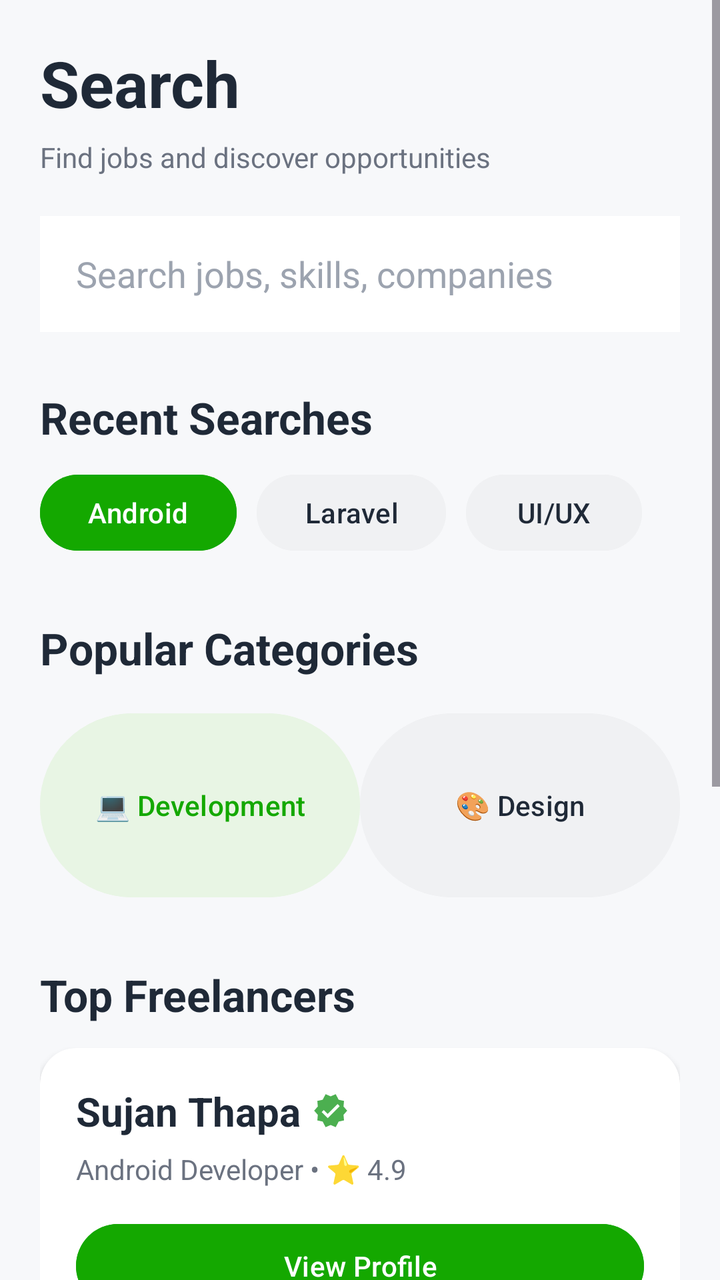
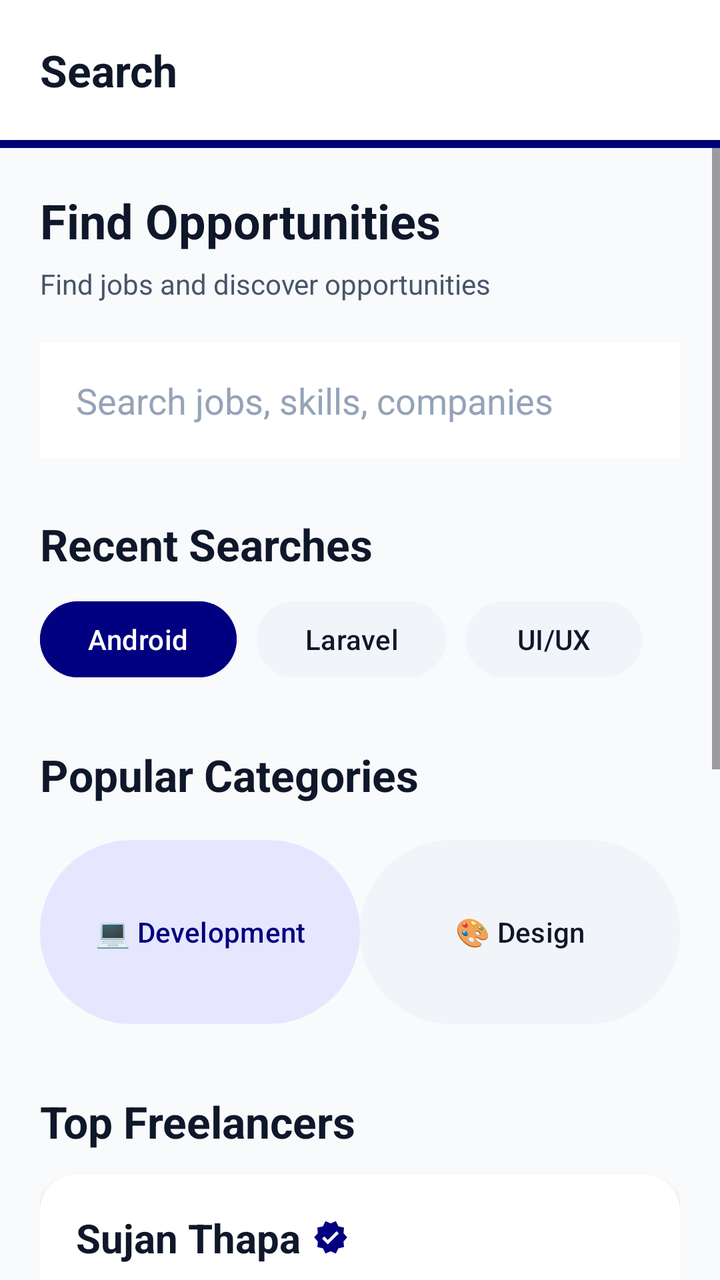

Screens rendered from an Android XML layout before and after an edit, with the pre-edit source and the edit as a unified diff.
<!-- AndroidManifest.xml: application theme Theme.MiniJobHunt -->
<!-- res/layout/fragment_freelancer_search.xml -->
<?xml version="1.0" encoding="utf-8"?>
<ScrollView
    xmlns:android="http://schemas.android.com/apk/res/android"
    xmlns:app="http://schemas.android.com/apk/res-auto"
    android:layout_width="match_parent"
    android:layout_height="match_parent"
    android:fillViewport="true"
    android:background="@color/background">

    <LinearLayout
        android:layout_width="match_parent"
        android:layout_height="wrap_content"
        android:orientation="vertical"
        android:padding="20dp">

        

        <TextView
            android:layout_width="wrap_content"
            android:layout_height="wrap_content"
            android:text="Search"
            android:textSize="32sp"
            android:textStyle="bold"
            android:textColor="@color/text_primary"/>

        <TextView
            android:layout_width="wrap_content"
            android:layout_height="wrap_content"
            android:layout_marginTop="6dp"
            android:text="Find jobs and discover opportunities"
            android:textColor="@color/text_secondary"/>

        

        <EditText
            android:id="@+id/etSearch"
            android:layout_width="match_parent"
            android:layout_height="58dp"
            android:layout_marginTop="20dp"
            android:background="@color/surface"
            android:hint="Search jobs, skills, companies"
            android:paddingHorizontal="18dp"
            android:textColor="@color/text_primary"
            android:textColorHint="@color/text_hint"/>

        

        <TextView
            android:layout_width="wrap_content"
            android:layout_height="wrap_content"
            android:layout_marginTop="28dp"
            android:text="Recent Searches"
            android:textColor="@color/text_primary"
            android:textSize="22sp"
            android:textStyle="bold"/>

        <HorizontalScrollView
            android:layout_width="match_parent"
            android:layout_height="wrap_content"
            android:scrollbars="none"
            android:layout_marginTop="10dp">

            <LinearLayout
                android:layout_width="wrap_content"
                android:layout_height="wrap_content">

                <Button
                    android:layout_width="wrap_content"
                    android:layout_height="46dp"
                    android:text="Android"
                    android:textAllCaps="false"
                    android:backgroundTint="@color/primary"/>

                <Button
                    android:layout_width="wrap_content"
                    android:layout_height="46dp"
                    android:layout_marginStart="10dp"
                    android:text="Laravel"
                    android:textAllCaps="false"
                    android:textColor="@color/text_primary"
                    android:backgroundTint="@color/surface_variant"/>

                <Button
                    android:layout_width="wrap_content"
                    android:layout_height="46dp"
                    android:layout_marginStart="10dp"
                    android:text="UI/UX"
                    android:textAllCaps="false"
                    android:textColor="@color/text_primary"
                    android:backgroundTint="@color/surface_variant"/>

            </LinearLayout>

        </HorizontalScrollView>

        

        <TextView
            android:layout_width="wrap_content"
            android:layout_height="wrap_content"
            android:layout_marginTop="30dp"
            android:text="Popular Categories"
            android:textSize="22sp"
            android:textStyle="bold"
            android:textColor="@color/text_primary"/>

        <GridLayout
            android:layout_width="match_parent"
            android:layout_height="wrap_content"
            android:layout_marginTop="14dp"
            android:columnCount="2">

            <Button
                android:layout_width="0dp"
                android:layout_height="100dp"
                android:layout_columnWeight="1"
                android:text="💻 Development"
                android:textAllCaps="false"
                android:backgroundTint="@color/primary_light"
                android:textColor="@color/primary"/>

            <Button
                android:layout_width="0dp"
                android:layout_height="100dp"
                android:layout_columnWeight="1"
                android:text="🎨 Design"
                android:textAllCaps="false"
                android:textColor="@color/text_primary"
                android:backgroundTint="@color/surface_variant"/>

        </GridLayout>

        

        <TextView
            android:layout_width="wrap_content"
            android:layout_height="wrap_content"
            android:text="Top Freelancers"
            android:textSize="22sp"
            android:textStyle="bold"
            android:textColor="@color/text_primary"
            android:layout_marginTop="30dp"/>

        <androidx.cardview.widget.CardView
            android:layout_width="match_parent"
            android:layout_height="wrap_content"
            android:layout_marginTop="12dp"
            app:cardCornerRadius="18dp"
            app:cardBackgroundColor="@color/surface">

            <LinearLayout
                android:layout_width="match_parent"
                android:layout_height="wrap_content"
                android:padding="18dp"
                android:orientation="vertical">

                <LinearLayout
                    android:layout_width="wrap_content"
                    android:layout_height="wrap_content"
                    android:orientation="horizontal"
                    android:gravity="center_vertical">

                    <TextView
                        android:text="Sujan Thapa"
                        android:textStyle="bold"
                        android:textSize="20sp"
                        android:textColor="@color/text_primary"
                        android:layout_width="wrap_content"
                        android:layout_height="wrap_content"/>

                    <ImageView
                        android:layout_width="18dp"
                        android:layout_height="18dp"
                        android:layout_marginStart="6dp"
                        android:src="@drawable/ic_verified"
                        android:contentDescription="Verified" />

                </LinearLayout>

                <TextView
                    android:text="Android Developer • ⭐ 4.9"
                    android:textColor="@color/text_secondary"
                    android:layout_marginTop="6dp"
                    android:layout_width="wrap_content"
                    android:layout_height="wrap_content"/>

                <Button
                    android:layout_width="match_parent"
                    android:layout_height="50dp"
                    android:layout_marginTop="14dp"
                    android:text="View Profile"
                    android:textAllCaps="false"
                    android:backgroundTint="@color/primary"
                    android:textColor="@color/white"/>

            </LinearLayout>

        </androidx.cardview.widget.CardView>

        

        <TextView
            android:layout_width="wrap_content"
            android:layout_height="wrap_content"
            android:text="Recommended Jobs"
            android:textColor="@color/text_primary"
            android:textSize="22sp"
            android:textStyle="bold"
            android:layout_marginTop="30dp"/>

        <androidx.cardview.widget.CardView
            android:layout_width="match_parent"
            android:layout_height="wrap_content"
            app:cardCornerRadius="18dp"
            app:cardBackgroundColor="@color/surface"
            android:layout_marginTop="14dp">

            <LinearLayout
                android:layout_width="match_parent"
                android:layout_height="wrap_content"
                android:orientation="vertical"
                android:padding="18dp">

                <TextView
                    android:text="Spring Boot Developer"
                    android:textSize="20sp"
                    android:textStyle="bold"
                    android:textColor="@color/text_primary"
                    android:layout_width="wrap_content"
                    android:layout_height="wrap_content"/>

                <TextView
                    android:text="Rs. 55,000"
                    android:textColor="@color/success"
                    android:layout_marginTop="6dp"
                    android:layout_width="wrap_content"
                    android:layout_height="wrap_content"/>

                <Button
                    android:layout_width="match_parent"
                    android:layout_height="50dp"
                    android:layout_marginTop="14dp"
                    android:text="View Job"
                    android:textAllCaps="false"
                    android:textColor="@color/white"
                    android:backgroundTint="@color/primary"/>

            </LinearLayout>

        </androidx.cardview.widget.CardView>

        <Space
            android:layout_width="match_parent"
            android:layout_height="120dp"/>

    </LinearLayout>

</ScrollView>
<!-- resources referenced by this layout -->
<resources>
  <color name="background">#FFF7F8FA</color>
  <color name="primary">#FF14A800</color>
  <color name="primary_light">#FFE8F5E4</color>
  <color name="success">#FF10B981</color>
  <color name="surface">#FFFFFFFF</color>
  <color name="surface_variant">#FFF0F1F3</color>
  <color name="text_hint">#FF9CA3AF</color>
  <color name="text_primary">#FF1F2937</color>
  <color name="text_secondary">#FF6B7280</color>
  <color name="white">#FFFFFFFF</color>
  <!-- drawable ic_verified (drawable) -->
  <vector xmlns:android="http://schemas.android.com/apk/res/android"
      android:width="24dp"
      android:height="24dp"
      android:viewportWidth="24"
      android:viewportHeight="24">
  
      <path
          android:fillColor="#4CAF50"
          android:pathData="M23,12l-2.44,-2.79 0.34,-3.69 -3.61,-0.82L15.4,1 12,2.46 8.6,1 6.71,4.7 3.1,5.51l0.34,3.69L1,12l2.44,2.79 -0.34,3.69 3.61,0.82L8.6,23 12,21.54 15.4,23l1.89,-3.7 3.61,-0.82 -0.34,-3.69zM10,17l-4,-4 1.41,-1.41L10,14.17l6.59,-6.59L18,9l-8,8z"/>
  </vector>
  <style name="Theme.MiniJobHunt" parent="Base.Theme.MiniJobHunt" />
  <style name="Base.Theme.MiniJobHunt" parent="Theme.Material3.DayNight.NoActionBar">
          
          
      </style>
</resources>

<!-- the commit's change to res/layout/fragment_freelancer_search.xml (unified diff, before → after) -->
@@ -1,27 +1,60 @@
 <?xml version="1.0" encoding="utf-8"?>
-<ScrollView
-    xmlns:android="http://schemas.android.com/apk/res/android"
+<LinearLayout xmlns:android="http://schemas.android.com/apk/res/android"
     xmlns:app="http://schemas.android.com/apk/res-auto"
     android:layout_width="match_parent"
     android:layout_height="match_parent"
-    android:fillViewport="true"
+    android:orientation="vertical"
     android:background="@color/background">
 
+    
     <LinearLayout
         android:layout_width="match_parent"
         android:layout_height="wrap_content"
-        android:orientation="vertical"
-        android:padding="20dp">
-
-        
-
-        <TextView
-            android:layout_width="wrap_content"
-            android:layout_height="wrap_content"
-            android:text="Search"
-            android:textSize="32sp"
-            android:textStyle="bold"
-            android:textColor="@color/text_primary"/>
+        android:orientation="vertical">
+
+        <RelativeLayout
+            android:layout_width="match_parent"
+            android:layout_height="70dp"
+            android:background="@color/surface"
+            android:elevation="4dp"
+            android:paddingHorizontal="20dp">
+
+            <TextView
+                android:layout_width="wrap_content"
+                android:layout_height="wrap_content"
+                android:layout_centerVertical="true"
+                android:text="Search"
+                android:textColor="@color/text_primary"
+                android:textSize="22sp"
+                android:textStyle="bold" />
+
+        </RelativeLayout>
+
+        <View
+            android:layout_width="match_parent"
+            android:layout_height="4dp"
+            android:background="@color/primary" />
+    </LinearLayout>
+
+    <ScrollView
+        android:layout_width="match_parent"
+        android:layout_height="match_parent"
+        android:fillViewport="true">
+
+        <LinearLayout
+            android:layout_width="match_parent"
+            android:layout_height="wrap_content"
+            android:orientation="vertical"
+            android:padding="20dp">
+
+            
+            <TextView
+                android:layout_width="wrap_content"
+                android:layout_height="wrap_content"
+                android:text="Find Opportunities"
+                android:textSize="24sp"
+                android:textStyle="bold"
+                android:textColor="@color/text_primary"/>
 
         <TextView
             android:layout_width="wrap_content"
@@ -256,3 +289,4 @@
     </LinearLayout>
 
 </ScrollView>
+</LinearLayout>
<!-- resource entries referenced after the edit -->
@@ -1,30 +1,60 @@
 <!-- resources referenced by this layout -->
 <resources>
-  <color name="background">#FFF7F8FA</color>
-  <color name="primary">#FF14A800</color>
-  <color name="primary_light">#FFE8F5E4</color>
-  <color name="success">#FF10B981</color>
-  <color name="surface">#FFFFFFFF</color>
-  <color name="surface_variant">#FFF0F1F3</color>
-  <color name="text_hint">#FF9CA3AF</color>
-  <color name="text_primary">#FF1F2937</color>
-  <color name="text_secondary">#FF6B7280</color>
-  <color name="white">#FFFFFFFF</color>
+  <color name="background">#F8FAFC</color>
+  <color name="primary">#000080</color>
+  <color name="primary_light">#E6E6FF</color>
+  <color name="success">#10B981</color>
+  <color name="surface">#FFFFFF</color>
+  <color name="surface_variant">#F1F5F9</color>
+  <color name="text_hint">#94A3B8</color>
+  <color name="text_primary">#0F172A</color>
+  <color name="text_secondary">#475569</color>
+  <color name="white">#FFFFFF</color>
   <!-- drawable ic_verified (drawable) -->
   <vector xmlns:android="http://schemas.android.com/apk/res/android"
       android:width="24dp"
       android:height="24dp"
       android:viewportWidth="24"
       android:viewportHeight="24">
-  
       <path
-          android:fillColor="#4CAF50"
-          android:pathData="M23,12l-2.44,-2.79 0.34,-3.69 -3.61,-0.82L15.4,1 12,2.46 8.6,1 6.71,4.7 3.1,5.51l0.34,3.69L1,12l2.44,2.79 -0.34,3.69 3.61,0.82L8.6,23 12,21.54 15.4,23l1.89,-3.7 3.61,-0.82 -0.34,-3.69zM10,17l-4,-4 1.41,-1.41L10,14.17l6.59,-6.59L18,9l-8,8z"/>
+          android:fillColor="@color/info"
+          android:pathData="M23,12l-2.44,-2.79 0.34,-3.69 -3.77,-0.86L15.47,1.2 12,2.7 8.53,1.2 6.87,4.66 3.1,5.52l0.34,3.69L1,12l2.44,2.79 -0.34,3.69 3.77,0.86L8.53,22.8 12,21.3l3.47,1.5 1.66,-3.46 3.77,-0.86 -0.34,-3.69L23,12zm-12.91,4.72l-3.8,-3.81 1.48,-1.48 2.32,2.33 5.85,-5.87 1.48,1.48 -7.33,7.35z"/>
   </vector>
   <style name="Theme.MiniJobHunt" parent="Base.Theme.MiniJobHunt" />
+  <color name="info">#000080</color>
   <style name="Base.Theme.MiniJobHunt" parent="Theme.Material3.DayNight.NoActionBar">
+          <item name="colorPrimary">@color/primary</item>
+          <item name="colorOnPrimary">@color/white</item>
+          <item name="colorPrimaryContainer">@color/primary_light</item>
+          <item name="colorOnPrimaryContainer">@color/primary_dark</item>
+  
+          <item name="colorSecondary">@color/info</item>
+          <item name="colorOnSecondary">@color/white</item>
+  
+          <item name="android:windowBackground">@color/background</item>
+          <item name="android:statusBarColor">@color/background</item>
+          <item name="android:windowLightStatusBar">true</item>
+  
           
-          
+          <item name="textAppearanceHeadlineLarge">@style/AppText.HeadlineLarge</item>
+          <item name="textAppearanceTitleMedium">@style/AppText.TitleMedium</item>
+          <item name="textAppearanceBodyLarge">@style/AppText.BodyLarge</item>
+      </style>
+  <color name="primary_dark">#000066</color>
+  <style name="AppText.HeadlineLarge">
+          <item name="android:textSize">30sp</item>
+          <item name="android:textStyle">bold</item>
+          <item name="android:textColor">@color/text_primary</item>
+          <item name="android:letterSpacing">-0.02</item>
+      </style>
+  <style name="AppText.TitleMedium">
+          <item name="android:textSize">18sp</item>
+          <item name="android:textStyle">bold</item>
+          <item name="android:textColor">@color/text_primary</item>
+      </style>
+  <style name="AppText.BodyLarge">
+          <item name="android:textSize">16sp</item>
+          <item name="android:textColor">@color/text_secondary</item>
       </style>
 </resources>
 
